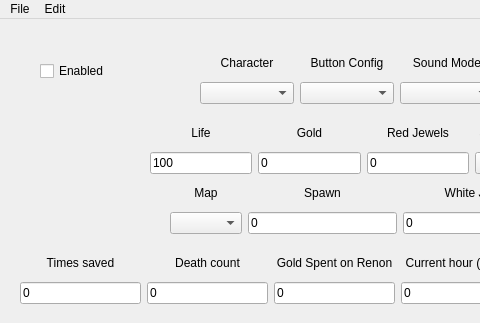
Before: the Qt Designer form ui/mainwindow.ui in MoisesAPC/PPP, drawn with Qt 5; both pictures show x 0 to 480 and y 0 to 323 of the 708 by 756 pixel window.
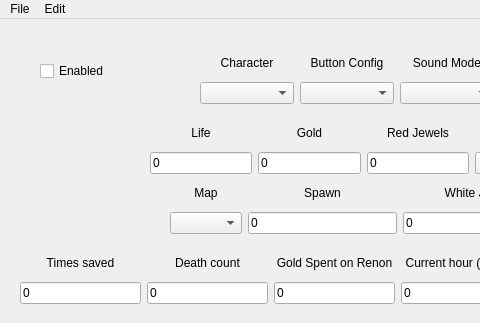
After: the same form once the commit is applied. Icons and pictures are not drawn.

What changed in the file:
```diff
--- a/ui/mainwindow.ui
+++ b/ui/mainwindow.ui
@@ -1998,7 +1998,7 @@
        <item row="1" column="0">
         <widget class="QLineEdit" name="leLife">
          <property name="text">
-          <string>100</string>
+          <string>0</string>
          </property>
         </widget>
        </item>
```
